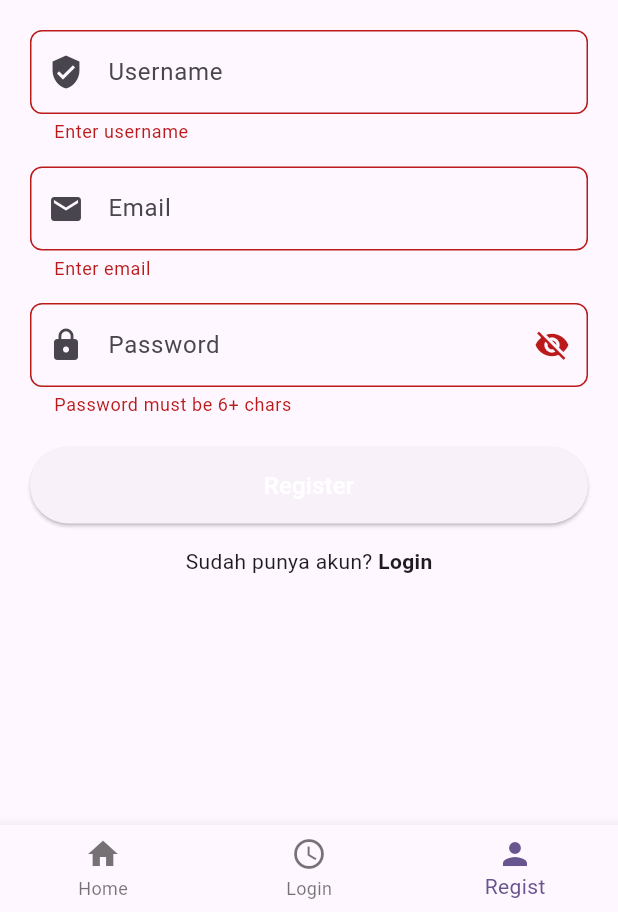
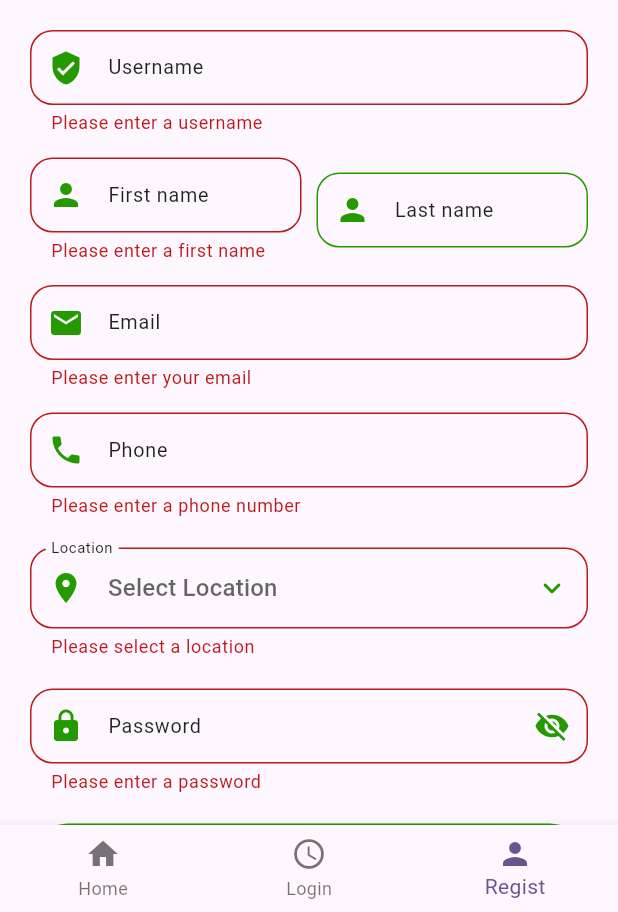
Before and after one commit to Myniv/community_report_app, a Flutter app: the screen it shows after launch, item 3 of the bottom bar chosen, after a tap on "Register", on a phone screen of 412 x 824 dp, the part 324-1236 px from its top. Run offline on Flutter 3.47's test engine with Material 3 defaults, Android fonts, the phone set to English and light mode, and no system bars; our stand-ins replace cloud_firestore, firebase_auth, firebase_core, google_sign_in, supabase_flutter; accounts and stored records are empty.

Commit message:
Update register

```diff
--- a/lib/provider/auth_provider.dart
+++ b/lib/provider/auth_provider.dart
@@ -1,3 +1,4 @@
+import 'package:community_report_app/models/profile.dart';
 import 'package:community_report_app/provider/profileProvider.dart';
 import 'package:community_report_app/services/auth_services.dart';
 import 'package:flutter/foundation.dart';
@@ -14,7 +15,11 @@ class AuthProvider extends ChangeNotifier {
   String? get errorMessage => _errorMessage;
   bool get isLoading => _isLoading;
 
-  Future<bool> signInWithEmail(String email, String password, ProfileProvider profileProvider) async {
+  Future<bool> signInWithEmail(
+    String email,
+    String password,
+    ProfileProvider profileProvider,
+  ) async {
     _setLoading(true);
     try {
       _user = await _authService.signInWithEmail(email, password);
@@ -33,10 +38,15 @@ class AuthProvider extends ChangeNotifier {
     }
   }
 
-  Future<bool> registerWithEmail(String email, String password, ProfileProvider profileProvider) async {
+  Future<bool> registerWithEmail(
+    String email,
+    String password,
+    ProfileProvider profileProvider,
+    Profile registProfile,
+  ) async {
     _setLoading(true);
     try {
-      _user = await _authService.registerWithEmail(email, password);
+      _user = await _authService.registerWithEmail(email, password, registProfile);
       if (_user != null) {
         await profileProvider.loadProfile(_user!.uid);
       }
--- a/lib/screens/auth/register_screen.dart
+++ b/lib/screens/auth/register_screen.dart
@@ -1,8 +1,10 @@
 import 'package:community_report_app/custom_theme.dart';
+import 'package:community_report_app/models/profile.dart';
 import 'package:community_report_app/provider/auth_provider.dart';
 import 'package:community_report_app/provider/profileProvider.dart';
 import 'package:community_report_app/routes.dart';
 import 'package:flutter/material.dart';
+import 'package:flutter/services.dart';
 import 'package:provider/provider.dart';
 
 class RegisterScreen extends StatefulWidget {
@@ -13,12 +15,25 @@ class RegisterScreen extends StatefulWidget {
 }
 
 class _RegisterScreenState extends State<RegisterScreen> {
+  final CustomTheme _customTheme = CustomTheme();
   final _formKey = GlobalKey<FormState>();
   final _usernameController = TextEditingController();
+  final _frontNameController = TextEditingController();
+  final _lastNameController = TextEditingController();
+  final _phoneController = TextEditingController();
   final _emailController = TextEditingController();
   final _passwordController = TextEditingController();
   bool _isLoading = false;
   bool _obscurePassword = true;
+  String? _selectedLocationValue = null;
+
+  final locationItem = const [
+    "Binong Permai",
+    "Bintaro",
+    "Kalibata",
+    "Karawaci",
+    "Kemanggisan Baru",
+  ];
 
   @override
   Widget build(BuildContext context) {
@@ -38,58 +53,143 @@ class _RegisterScreenState extends State<RegisterScreen> {
               const SizedBox(height: 20),
 
               // Username
-              TextFormField(
+              _customTheme.customTextField(
+                context: context,
                 controller: _usernameController,
-                decoration: InputDecoration(
-                  prefixIcon: const Icon(Icons.verified_user),
-                  hintText: "Username",
-                  border: OutlineInputBorder(
-                    borderRadius: BorderRadius.circular(8),
+                icon: Icons.verified_user,
+                label: "Username",
+                hint: "Enter username",
+                validator: (value) {
+                  if (value == null || value.trim().isEmpty) {
+                    return "Please enter a username";
+                  }
+                  if (value.trim().length < 3) {
+                    return "Username must be at least 3 characters";
+                  }
+                  return null;
+                },
+              ),
+              const SizedBox(height: 15),
+              Row(
+                children: [
+                  Expanded(
+                    child: _customTheme.customTextField(
+                      context: context,
+                      controller: _frontNameController,
+                      icon: Icons.person,
+                      label: "First name",
+                      hint: "Enter First name",
+                      validator: (value) {
+                        if (value == null || value.trim().isEmpty) {
+                          return "Please enter a first name";
+                        }
+                        if (value.trim().length < 2) {
+                          return "Username must be at least 1 characters";
+                        }
+                        return null;
+                      },
+                    ),
                   ),
-                ),
-                validator: (value) => value!.isEmpty ? "Enter username" : null,
+                  const SizedBox(width: 10),
+                  Expanded(
+                    child: _customTheme.customTextField(
+                      context: context,
+                      controller: _lastNameController,
+                      icon: Icons.person,
+                      label: "Last name",
+                      hint: "Enter last name",
+                      validator: null,
+                    ),
+                  ),
+                ],
               ),
               const SizedBox(height: 15),
 
               // Email
-              TextFormField(
+              _customTheme.customTextField(
+                context: context,
                 controller: _emailController,
-                decoration: InputDecoration(
-                  prefixIcon: const Icon(Icons.email),
-                  hintText: "Email",
-                  border: OutlineInputBorder(
-                    borderRadius: BorderRadius.circular(8),
-                  ),
-                ),
-                validator: (value) => value!.isEmpty ? "Enter email" : null,
+                icon: Icons.email,
+                label: "Email",
+                hint: "Enter email",
+                validator: (value) {
+                  if (value == null || value.trim().isEmpty) {
+                    return "Please enter your email";
+                  }
+                  if (!RegExp(r'^[^@]+@[^@]+\.[^@]+').hasMatch(value.trim())) {
+                    return 'Enter a valid email address';
+                  }
+                  return null;
+                },
               ),
               const SizedBox(height: 15),
 
-              // Password
-              TextFormField(
+              _customTheme.customTextField(
+                context: context,
+                controller: _phoneController,
+                icon: Icons.phone,
+                label: "Phone",
+                hint: "Enter phone number",
+                keyboardType: TextInputType.number,
+                inputFormatters: [FilteringTextInputFormatter.digitsOnly],
+                validator: (value) {
+                  if (value == null || value.trim().isEmpty) {
+                    return "Please enter a phone number";
+                  }
+                  if (int.tryParse(value.trim()) == null) {
+                    return "Employee ID must be a number";
+                  }
+                  if (value.trim().length < 10) {
+                    return "Phone number must be at least 10 characters";
+                  }
+                  return null;
+                },
+              ),
+
+              const SizedBox(height: 20),
+              _customTheme.customDropdown<String>(
+                context: context,
+                icon: Icons.location_on,
+                value: null,
+                items: locationItem,
+                label: "Location",
+                hint: "Select Location",
+                onChanged: (value) {
+                  setState(() {
+                    _selectedLocationValue = value;
+                  });
+                },
+                validator: (value) {
+                  if (value == null) {
+                    return "Please select a location";
+                  }
+                  return null;
+                },
+              ),
+              const SizedBox(height: 20),
+
+              CustomTheme().customTextField(
+                context: context,
                 controller: _passwordController,
+                label: "Password",
+                hint: "Enter your password",
+                icon: Icons.lock,
                 obscureText: _obscurePassword,
-                decoration: InputDecoration(
-                  prefixIcon: const Icon(Icons.lock),
-                  hintText: "Password",
-                  suffixIcon: IconButton(
-                    icon: Icon(
-                      _obscurePassword
-                          ? Icons.visibility_off
-                          : Icons.visibility,
-                    ),
-                    onPressed: () {
-                      setState(() {
-                        _obscurePassword = !_obscurePassword;
-                      });
-                    },
-                  ),
-                  border: OutlineInputBorder(
-                    borderRadius: BorderRadius.circular(8),
-                  ),
-                ),
-                validator: (value) =>
-                    value!.length < 6 ? "Password must be 6+ chars" : null,
+                isPassword: true,
+                onToggleObscure: () {
+                  setState(() {
+                    _obscurePassword = !_obscurePassword;
+                  });
+                },
+                validator: (value) {
+                  if (value == null || value.trim().isEmpty) {
+                    return "Please enter a password";
+                  }
+                  if (value.length < 6) {
+                    return "Password must be at least 6 characters";
+                  }
+                  return null;
+                },
               ),
               const SizedBox(height: 20),
 
@@ -98,7 +198,7 @@ class _RegisterScreenState extends State<RegisterScreen> {
                 width: double.infinity,
                 child: ElevatedButton(
                   style: ElevatedButton.styleFrom(
-                    backgroundColor: CustomTheme.primaryColor,
+                    backgroundColor: CustomTheme.green,
                     padding: const EdgeInsets.symmetric(vertical: 14),
                   ),
                   onPressed: _isLoading
@@ -111,6 +211,18 @@ class _RegisterScreenState extends State<RegisterScreen> {
                                 _emailController.text.trim(),
                                 _passwordController.text.trim(),
                                 profileProvider,
+                                Profile(
+                                  uid: '',
+                                  email: _emailController.text.trim(),
+                                  username: _usernameController.text.trim(),
+                                  front_name: _frontNameController.text.trim(),
+                                  last_name: _lastNameController.text.trim(),
+                                  phone: _phoneController.text.trim(),
+                                  location: _selectedLocationValue,
+                                  photo: '', // Set photo to an empty string
+                                  created_at: DateTime.now(),
+                                  role: "member",
+                                ),
                               );
 
                               if (mounted && profileProvider.profile != null) {
@@ -158,7 +270,7 @@ class _RegisterScreenState extends State<RegisterScreen> {
                     child: Text(
                       "Login",
                       style: TextStyle(
-                        color: CustomTheme.primaryColor,
+                        color: CustomTheme.green,
                         fontWeight: FontWeight.bold,
                       ),
                     ),
--- a/lib/services/auth_services.dart
+++ b/lib/services/auth_services.dart
@@ -22,7 +22,11 @@ class AuthService {
   }
 
   // Register with Email & Password
-  Future<User?> registerWithEmail(String email, String password) async {
+  Future<User?> registerWithEmail(
+    String email,
+    String password,
+    Profile registProfile,
+  ) async {
     try {
       final credential = await _auth.createUserWithEmailAndPassword(
         email: email,
@@ -33,7 +37,12 @@ class AuthService {
         final profile = Profile(
           uid: user.uid,
           email: user.email!,
-          username: user.email!.split('@')[0],
+          username: registProfile.username,
+          front_name: registProfile.front_name,
+          last_name: registProfile.last_name,
+          phone: registProfile.phone,
+          location: registProfile.location,
+          created_at: registProfile.created_at,
           role: "member",
         );
         await _profileService.createUserProfile(profile);
```
